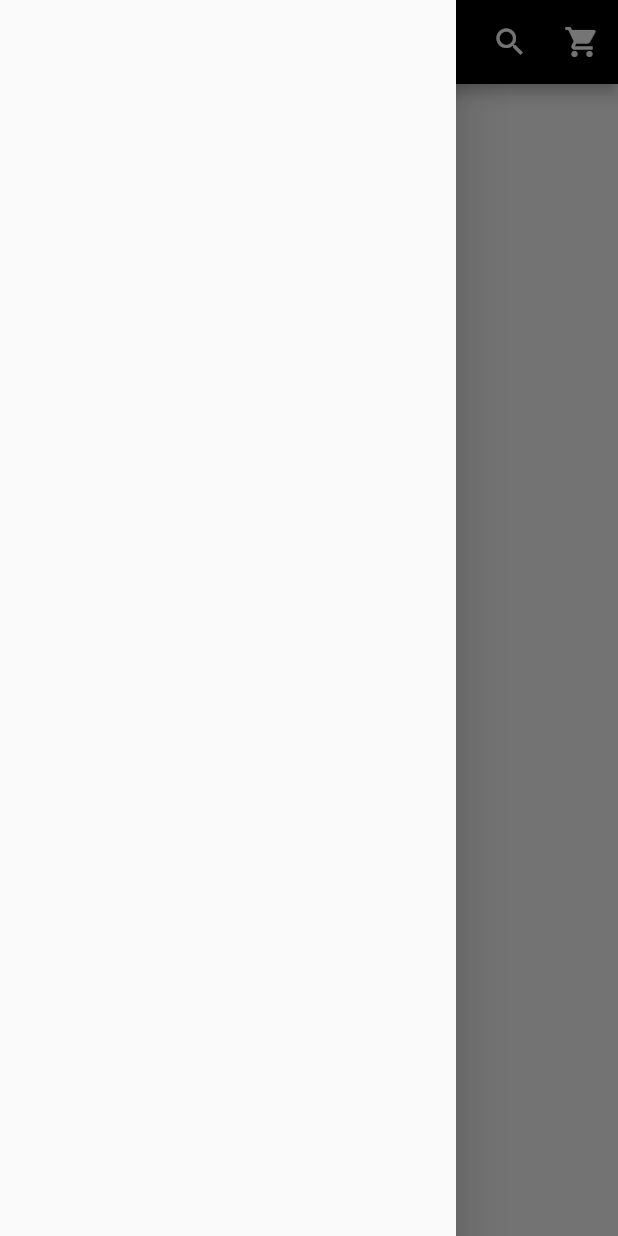
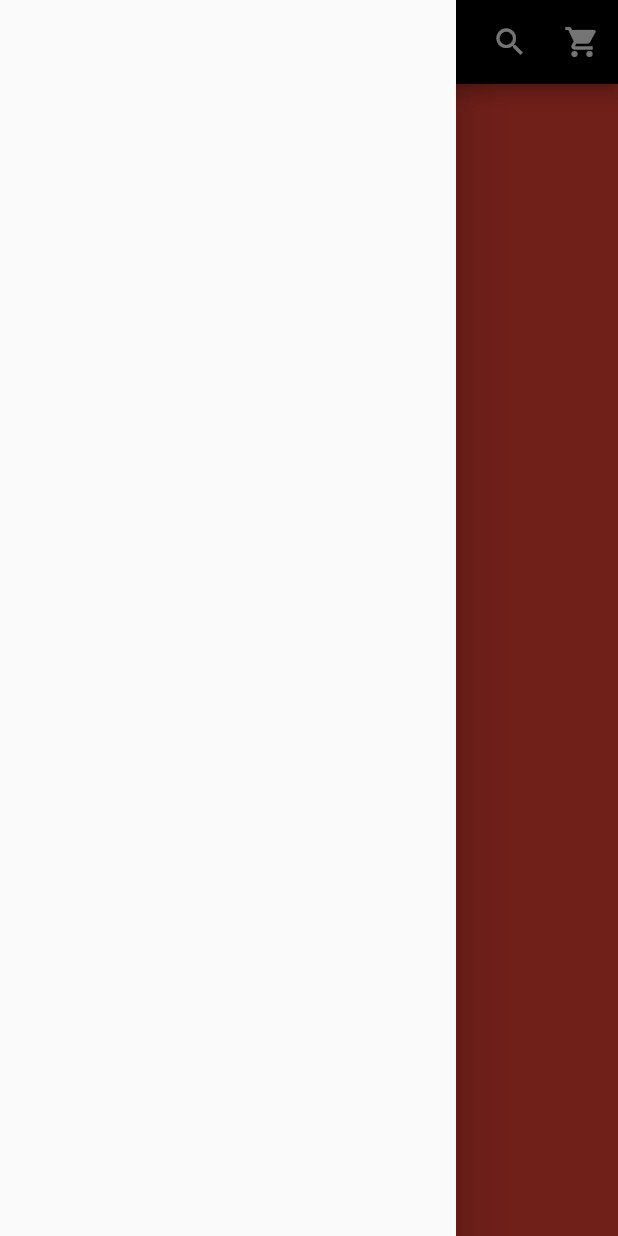
Before and after one commit to MiqueiasLima/FlutterLayoutResponsivo, a Flutter app: the screen it shows after launch, with the side drawer open, on a phone screen of 412 x 824 dp. Run offline on Flutter 3.47's test engine with Material 2 defaults, Android fonts, the phone set to English and light mode, and no system bars.

Commit message:
Adicionando área para o conteúdo no body

```diff
--- /dev/null
+++ b/lib/BreakPoints.dart
@@ -0,0 +1,2 @@
+
+const breakPoints = 700;
--- a/lib/main.dart
+++ b/lib/main.dart
@@ -13,6 +13,7 @@ class MyApp extends StatelessWidget {
   @override
   Widget build(BuildContext context) {
     return MaterialApp(
+      title: "Flutter Web",
       home: HomePage(),
     );
   }
--- a/lib/pages/home/HomePage.dart
+++ b/lib/pages/home/HomePage.dart
@@ -2,6 +2,7 @@ import 'package:flutter/cupertino.dart';
 import 'package:flutter/material.dart';
 import 'package:responsividade/pages/home/widgets/appbar/Mobile_app_bar.dart';
 import 'package:responsividade/pages/home/widgets/appbar/Web_App_Bar.dart';
+import '../../BreakPoints.dart';
 
 class HomePage extends StatelessWidget {
   const HomePage({Key key}) : super(key: key);
@@ -10,9 +11,21 @@ class HomePage extends StatelessWidget {
   Widget build(BuildContext context) {
     return LayoutBuilder(builder: (BuildContext context, BoxConstraints constraints){
         return Scaffold(
-          appBar: constraints.maxWidth < 800 ? PreferredSize(child: Mobile_App_Bar(), preferredSize: Size(double.infinity,56)) :
+          appBar: constraints.maxWidth < breakPoints ? PreferredSize(child: Mobile_App_Bar(), preferredSize: Size(double.infinity,56)) :
           PreferredSize(child: Web_App_Bar(), preferredSize: Size(double.infinity,72)),
-          drawer: Drawer(),
+          drawer: constraints.maxWidth > breakPoints ? null : Drawer(),
+          body: Align(
+            alignment: Alignment.topCenter,
+            child: ConstrainedBox(
+              constraints: BoxConstraints(
+                maxWidth: 1400,
+
+              ),
+              child: Container(
+                color: Colors.red,
+              ),
+            ),
+          ),
         );
     });
   }
```
